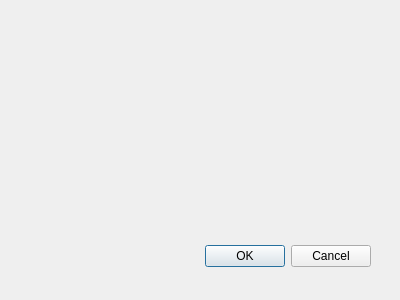
Qt form qt/QLabellingAbout.ui (oliviertournaire/QLabelling) before a commit.
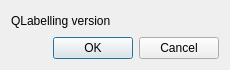
The same form after that commit.

Commit message: Minimal about dialog

The edit to the form file:
```diff
--- a/qt/QLabellingAbout.ui
+++ b/qt/QLabellingAbout.ui
@@ -8,29 +8,35 @@
    <rect>
     <x>0</x>
     <y>0</y>
-    <width>400</width>
-    <height>300</height>
+    <width>230</width>
+    <height>70</height>
    </rect>
   </property>
   <property name="windowTitle">
    <string>Dialog</string>
   </property>
-  <widget name="buttonBox" class="QDialogButtonBox">
-   <property name="geometry">
-    <rect>
-     <x>30</x>
-     <y>240</y>
-     <width>341</width>
-     <height>32</height>
-    </rect>
-   </property>
+  <layout class="QVBoxLayout" name="verticalLayout">
+   <item>
+    <widget class="QLabel" name="_labelVersion">
+     <property name="text">
+      <string>QLabelling version </string>
+     </property>
+    </widget>
+   </item>
+   <item>
+    <widget class="QDialogButtonBox" name="buttonBox">
    <property name="orientation">
     <enum>Qt::Horizontal</enum>
    </property>
    <property name="standardButtons">
     <set>QDialogButtonBox::Cancel|QDialogButtonBox::Ok</set>
    </property>
-  </widget>
+     <property name="centerButtons">
+      <bool>false</bool>
+     </property>
+    </widget>
+   </item>
+  </layout>
  </widget>
  <pixmapfunction/>
  <resources/>
```
Left out of the diff: 9 changed lines with no effect on the pictures. Lines whose indentation alone changed are shown as unchanged. The commit also changes 1 other file.
